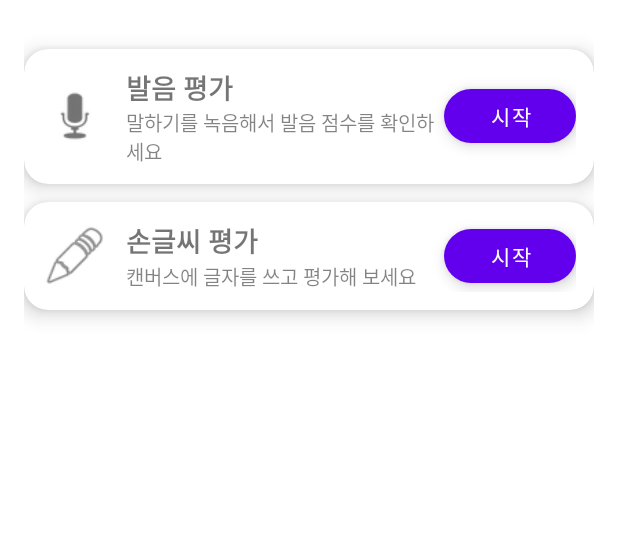
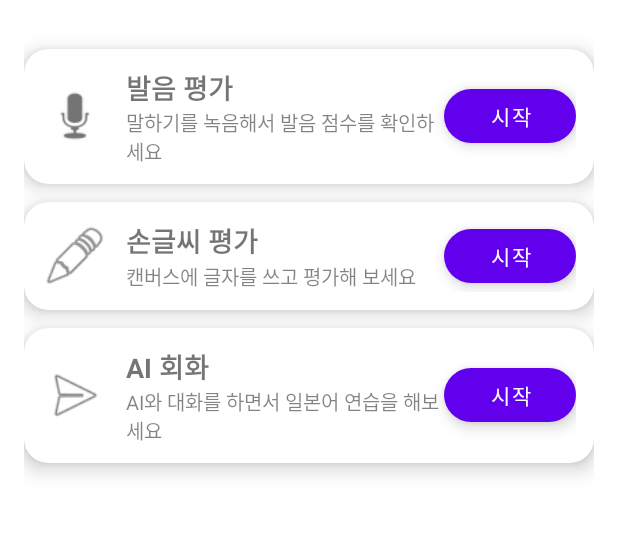
Before and after one commit to Oh-Tack/PikaBoka, an Android app: the screen it shows after launch (MainActivity), on a phone screen of 412 x 824 dp, the part 86-623 px from its top. Run offline under Robolectric (Android 15) with nearby library versions, the phone set to English and light mode, and no system bars.

Commit message:
v1.3.1
- ai 음성 인식 기능 추가 및 개선

```diff
--- a/app/src/main/AndroidManifest.xml
+++ b/app/src/main/AndroidManifest.xml
@@ -30,6 +30,9 @@
         <activity
             android:name=".SpeechActivity"
             android:exported="false" />
+        <activity
+            android:name=".ConversationActivity"
+            android:exported="false" />
 
     </application>
 </manifest>
--- /dev/null
+++ b/app/src/main/assets/sentences.json
@@ -0,0 +1,6 @@
+[
+  {"textJa": "こんにちは", "pronunciation": "konnichiwa", "translation": "안녕하세요"},
+  {"textJa": "私は学生です", "pronunciation": "watashi wa gakusei desu", "translation": "저는 학생입니다"},
+  {"textJa": "今日は天気がいいです", "pronunciation": "kyou wa tenki ga ii desu", "translation": "오늘 날씨가 좋습니다"},
+  {"textJa": "発音を練習しましょう", "pronunciation": "hatsuon wo renshuu shimashou", "translation": "발음을 연습해봅시다"}
+]
--- a/app/src/main/java/com/cookandroide/pikaboka/DrawingView.kt
+++ b/app/src/main/java/com/cookandroide/pikaboka/DrawingView.kt
@@ -13,7 +13,7 @@ class DrawingView @JvmOverloads constructor(
     private val paint = Paint().apply {
         color = Color.BLACK
         isAntiAlias = true
-        strokeWidth = 24f
+        strokeWidth = 40f
         style = Paint.Style.STROKE
         strokeJoin = Paint.Join.ROUND
         strokeCap = Paint.Cap.ROUND
--- a/app/src/main/java/com/cookandroide/pikaboka/MainActivity.kt
+++ b/app/src/main/java/com/cookandroide/pikaboka/MainActivity.kt
@@ -13,9 +13,11 @@ class MainActivity : BaseActivity() {
 
         val btnSpeech = findViewById<MaterialButton>(R.id.btnSpeech)
         val btnHandwriting = findViewById<MaterialButton>(R.id.btnHandwriting)
+        val btnConversation = findViewById<MaterialButton>(R.id.btnConversation)
 
         addButtonClickEffect(btnSpeech)
         addButtonClickEffect(btnHandwriting)
+        addButtonClickEffect(btnConversation)
 
         btnSpeech.setOnClickListener {
             val intent = Intent(this, SpeechActivity::class.java)
@@ -48,5 +50,21 @@ class MainActivity : BaseActivity() {
                 overridePendingTransition(android.R.anim.fade_in, android.R.anim.fade_out)
             }
         }
+
+        btnConversation.setOnClickListener {
+            val intent = Intent(this, ConversationActivity::class.java)
+            if (Build.VERSION.SDK_INT >= Build.VERSION_CODES.JELLY_BEAN) {
+                val options = ActivityOptionsCompat.makeCustomAnimation(
+                    this,
+                    android.R.anim.fade_in,
+                    android.R.anim.fade_out
+                )
+                startActivity(intent, options.toBundle())
+            } else {
+                startActivity(intent)
+                @Suppress("DEPRECATION")
+                overridePendingTransition(android.R.anim.fade_in, android.R.anim.fade_out)
+            }
+        }
     }
 }
--- a/app/src/main/res/layout/activity_main.xml
+++ b/app/src/main/res/layout/activity_main.xml
@@ -144,4 +144,66 @@
         </LinearLayout>
     </com.google.android.material.card.MaterialCardView>
 
+    <!-- AI Conversation Card -->
+    <com.google.android.material.card.MaterialCardView
+        android:id="@+id/cardConversation"
+        android:layout_width="0dp"
+        android:layout_height="wrap_content"
+        android:layout_marginTop="12dp"
+        app:cardCornerRadius="16dp"
+        app:cardElevation="8dp"
+        app:layout_constraintTop_toBottomOf="@id/cardHandwriting"
+        app:layout_constraintStart_toStartOf="parent"
+        app:layout_constraintEnd_toEndOf="parent"
+        android:foreground="?attr/selectableItemBackground">
+
+        <LinearLayout
+            android:layout_width="match_parent"
+            android:layout_height="wrap_content"
+            android:orientation="horizontal"
+            android:padding="12dp"
+            android:gravity="center_vertical">
+
+            <ImageView
+                android:layout_width="44dp"
+                android:layout_height="44dp"
+                android:src="@android:drawable/ic_menu_send"
+            android:contentDescription="conversation icon"
+            android:layout_marginEnd="12dp"/>
+
+            <LinearLayout
+                android:layout_width="0dp"
+                android:layout_height="wrap_content"
+                android:layout_weight="1"
+                android:orientation="vertical">
+
+                <TextView
+                    android:id="@+id/cardConversationTitle"
+                    android:layout_width="wrap_content"
+                    android:layout_height="wrap_content"
+                    android:text="AI 회화"
+                    android:textSize="18sp"
+                    android:textStyle="bold"/>
+
+                <TextView
+                    android:id="@+id/cardConversationSub"
+                    android:layout_width="wrap_content"
+                    android:layout_height="wrap_content"
+                    android:text="AI와 대화를 하면서 일본어 연습을 해보세요"
+                    android:textSize="13sp"
+                    android:alpha="0.9"/>
+            </LinearLayout>
+
+            <com.google.android.material.button.MaterialButton
+                android:id="@+id/btnConversation"
+                android:layout_width="wrap_content"
+                android:layout_height="wrap_content"
+                android:text="시작"
+                android:paddingLeft="16dp"
+                android:paddingRight="16dp"
+                app:cornerRadius="20dp"
+                android:stateListAnimator="@animator/btn_state_animator"/>
+        </LinearLayout>
+    </com.google.android.material.card.MaterialCardView>
+
 </androidx.constraintlayout.widget.ConstraintLayout>
```
Also changed, not shown: app/build.gradle.kts (+9 -3 lines), app/src/main/java/com/cookandroide/pikaboka/ConversationActivity.kt (added, +224 -0 lines), app/src/main/java/com/cookandroide/pikaboka/HandwritingActivity.kt (+66 -27 lines), app/src/main/java/com/cookandroide/pikaboka/SpeechActivity.kt (+63 -49 lines), app/src/main/res/layout/activity_conversation.xml (added, +147 -0 lines), app/src/main/res/layout/activity_handwriting.xml (+12 -0 lines).
